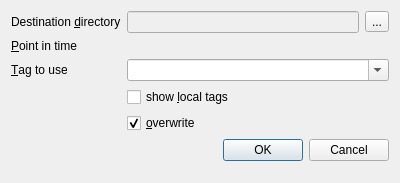
ibab/lhcb-software, file LHCb/Tools/CondDBUI/qt_resources/DumpToFilesDialog.ui: the form before one commit.
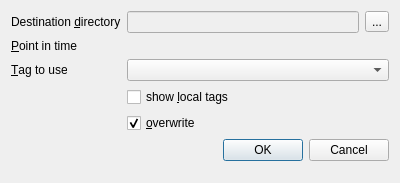
The form after the commit. Custom widgets are drawn as their Qt base class.

What changed in the file:
```diff
--- a/LHCb/Tools/CondDBUI/qt_resources/DumpToFilesDialog.ui
+++ b/LHCb/Tools/CondDBUI/qt_resources/DumpToFilesDialog.ui
@@ -9,6 +9,12 @@
     <height>183</height>
    </rect>
   </property>
+  <property name="sizePolicy" >
+   <sizepolicy vsizetype="Minimum" hsizetype="Preferred" >
+    <horstretch>0</horstretch>
+    <verstretch>0</verstretch>
+   </sizepolicy>
+  </property>
   <property name="windowTitle" >
    <string>Dump to files</string>
   </property>
@@ -94,9 +100,6 @@
        <verstretch>0</verstretch>
       </sizepolicy>
      </property>
-     <property name="editable" >
-      <bool>true</bool>
-     </property>
     </widget>
    </item>
    <item row="3" column="1" >
```
